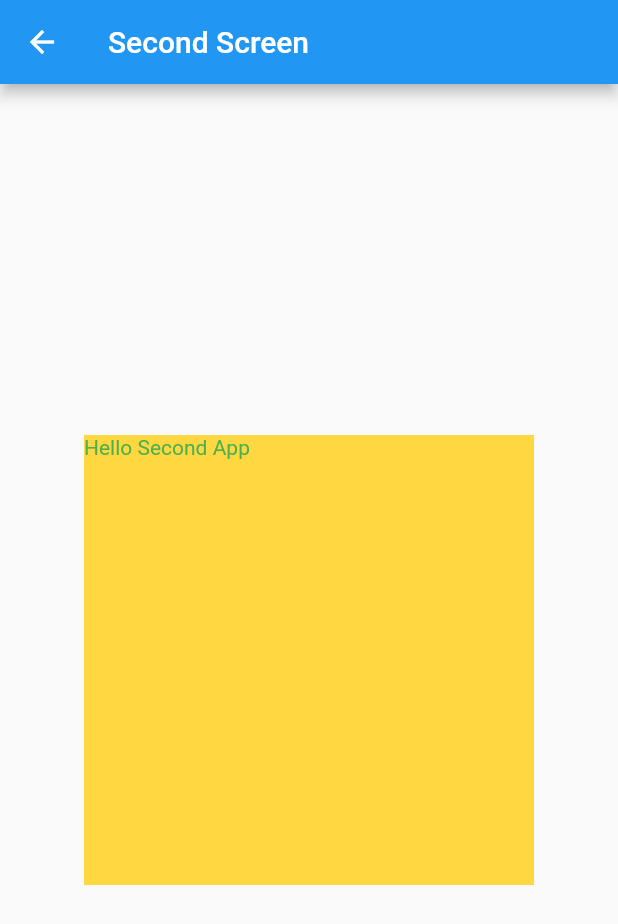
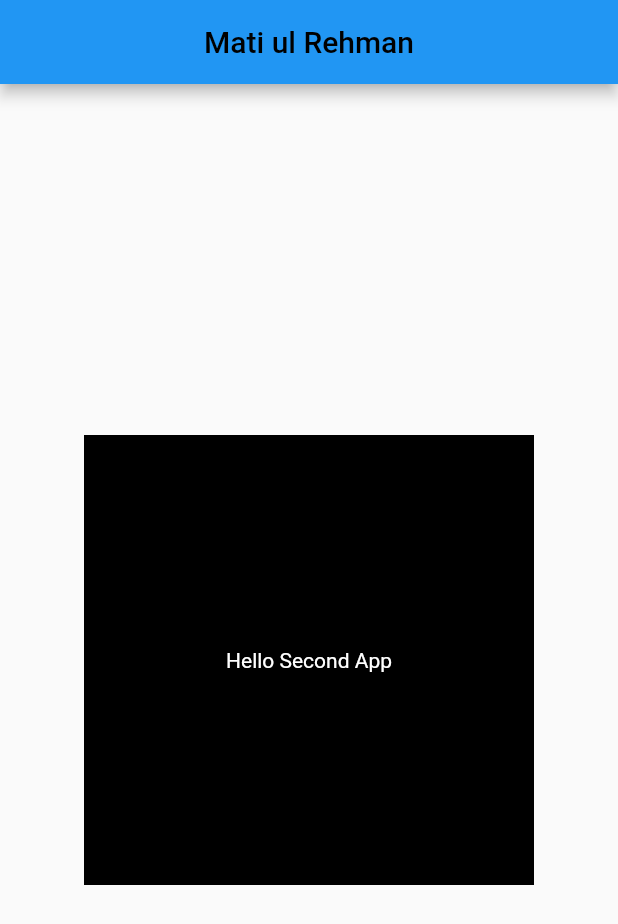
Before and after one commit to Matiz009/flutter_app, a Flutter app: the SecondScreen screen opened directly, on a phone screen of 412 x 824 dp. Shown: the top 924 px of the screen. Run offline on Flutter 3.47's test engine with Material 2 defaults, Android fonts, the phone set to English and light mode, and no system bars.

Commit message:
changes made

```diff
--- a/firstapp/lib/second_screen.dart
+++ b/firstapp/lib/second_screen.dart
@@ -5,15 +5,15 @@ class SecondScreen extends StatelessWidget {
   @override
   Widget build(BuildContext context) {
     return Scaffold(
-      appBar: AppBar(title: const Text("Second Screen")),
+      appBar: AppBar(title: const Center( child: Text("Mati ul Rehman",style: TextStyle(color: Colors.black),))),
       body: Center(
         child: Container(
           width: 300,
           height: 300,
           decoration: const BoxDecoration(
-              color: Colors.amberAccent,
+              color: Colors.black,
           ),
-          child: const Text("Hello Second App", style: TextStyle(color: Colors.green),),
+          child: const Center(child: Text("Hello Second App", style: TextStyle(color: Colors.white),)),
         ),
       ),
 
```
Also changed, not shown: firstapp/lib/main.dart (+5 -4 lines).
